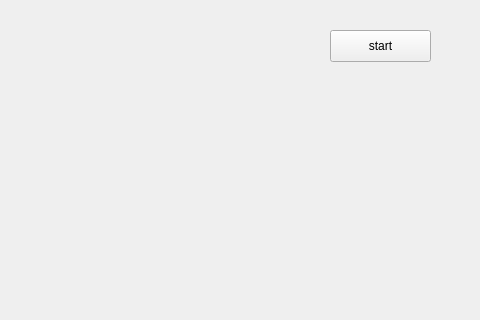
This is Liquid-Simulation-UI/Liquid-sim-client/mainwindow.ui in Emad-Taghiye/Fluid-Sim-UI as Qt 5 draws it before an edit; both pictures show x 320 to 800 and y 0 to 320 of the 800 by 600 pixel window. The edited form follows.
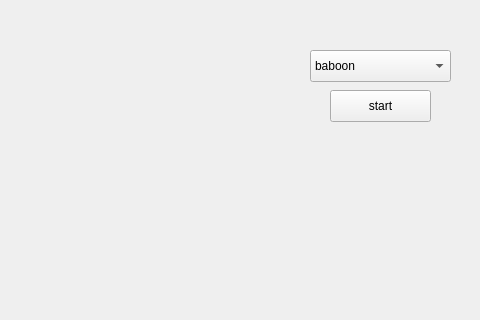
This is the edited form.

What changed in the file:
```diff
--- a/Liquid-Simulation-UI/Liquid-sim-client/mainwindow.ui
+++ b/Liquid-Simulation-UI/Liquid-sim-client/mainwindow.ui
@@ -31,7 +31,7 @@
     <property name="geometry">
      <rect>
       <x>650</x>
-      <y>30</y>
+      <y>90</y>
       <width>101</width>
       <height>32</height>
      </rect>
@@ -40,6 +40,31 @@
      <string>start</string>
     </property>
    </widget>
+   <widget class="QComboBox" name="imageselect">
+    <property name="geometry">
+     <rect>
+      <x>630</x>
+      <y>50</y>
+      <width>141</width>
+      <height>32</height>
+     </rect>
+    </property>
+    <item>
+     <property name="text">
+      <string>baboon</string>
+     </property>
+    </item>
+    <item>
+     <property name="text">
+      <string>peppers</string>
+     </property>
+    </item>
+    <item>
+     <property name="text">
+      <string>tulips</string>
+     </property>
+    </item>
+   </widget>
   </widget>
   <widget class="QMenuBar" name="menubar">
    <property name="geometry">
```
